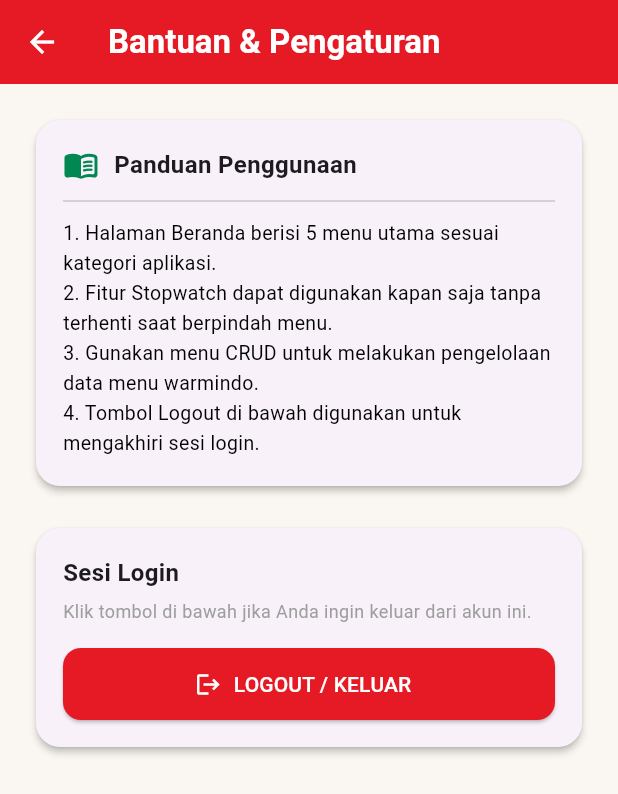
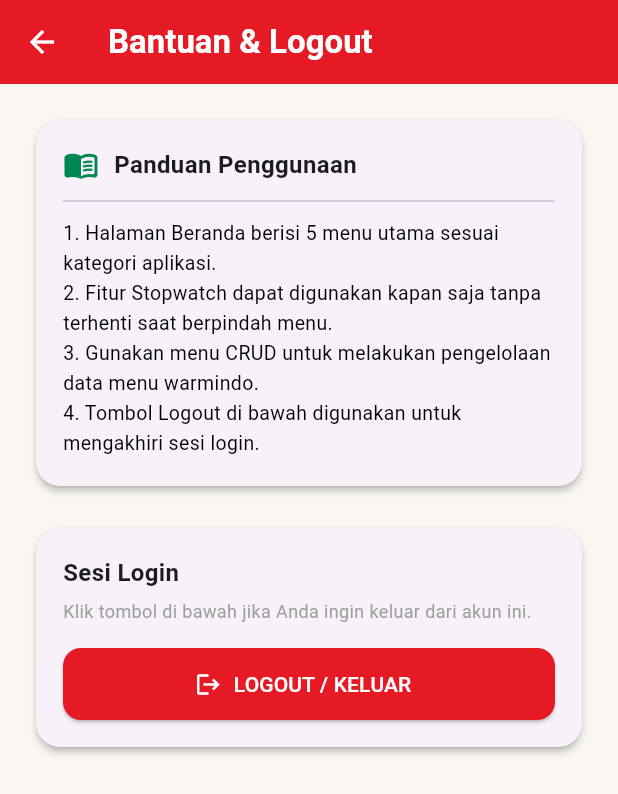
Before and after one commit to kakyoindonut321/aplikasi_kalkulator_tugas2, a Flutter app: the HelpLogoutScreen screen opened directly, on a phone screen of 412 x 824 dp. Shown: the top 794 px of the screen. Run offline on Flutter 3.47's test engine with Material 3 defaults, Android fonts, the phone set to English and light mode, and no system bars; our stand-ins replace shared_preferences, sqflite; accounts and stored records are empty.

Commit message:
edit title

```diff
--- a/lib/screens/main_navigation_screen.dart
+++ b/lib/screens/main_navigation_screen.dart
@@ -108,7 +108,7 @@ class HelpLogoutScreen extends StatelessWidget {
       backgroundColor: warmindoBg,
       appBar: AppBar(
         title: const Text(
-          'Bantuan & Pengaturan',
+          'Bantuan & Logout',
           style: TextStyle(fontWeight: FontWeight.bold),
         ),
         backgroundColor: warmindoRed,
```
